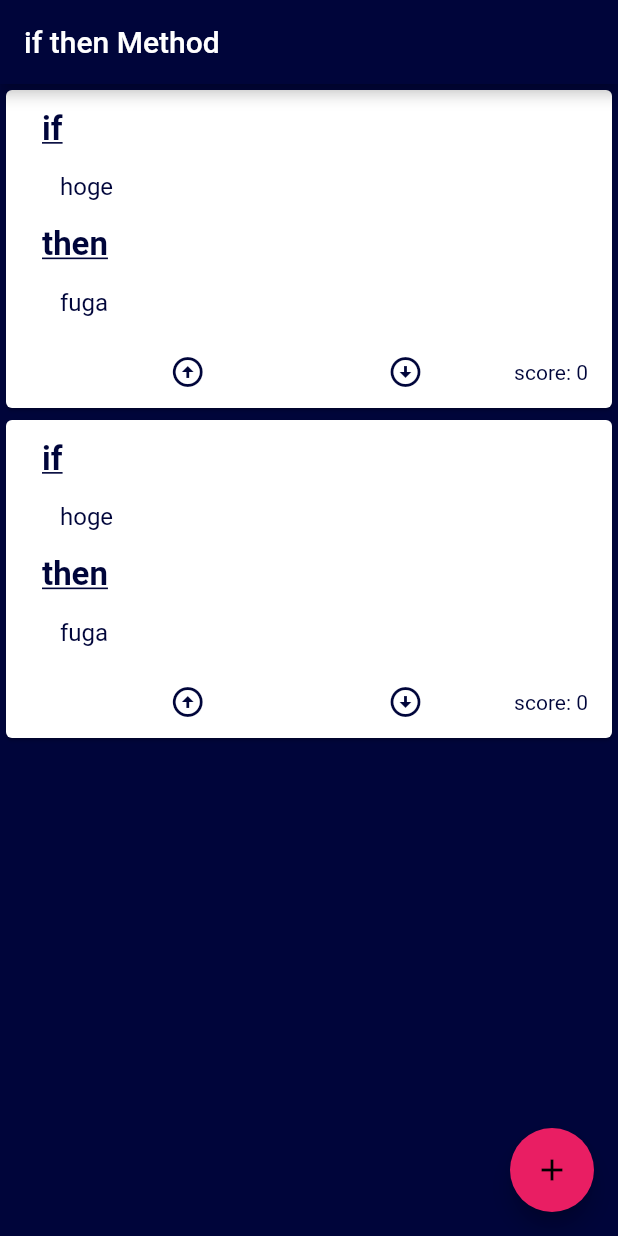
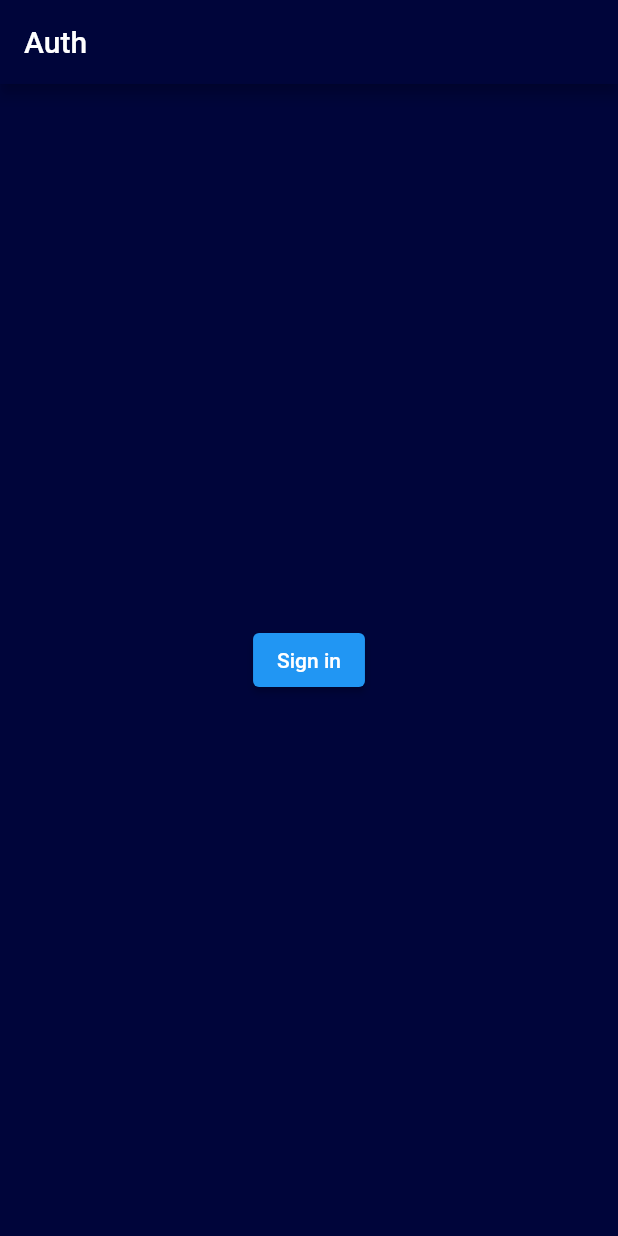
Before and after one commit to kuri-Maron/if_then_method, a Flutter app: the screen it shows after launch, on a phone screen of 412 x 824 dp. Run offline on Flutter 3.47's test engine with Material 2 defaults, Android fonts, the phone set to English and light mode, and no system bars; our stand-ins replace firebase_auth, firebase_core, google_sign_in; accounts and stored records are empty.

```diff
--- /dev/null
+++ b/lib/auth_page.dart
@@ -0,0 +1,40 @@
+// import 'dart:html';
+
+import 'package:firebase_auth/firebase_auth.dart';
+import 'package:flutter/material.dart';
+import 'package:google_sign_in/google_sign_in.dart';
+
+class AuthPage extends StatelessWidget {
+  Future<UserCredential> signInWithGoogle() async {
+    // Trigger the authentication flow
+    final GoogleSignInAccount googleUser = await GoogleSignIn().signIn();
+
+    // Obtain the auth details from the request
+    final GoogleSignInAuthentication googleAuth =
+        await googleUser.authentication;
+
+    // Create a new credential
+    final GoogleAuthCredential credential = GoogleAuthProvider.credential(
+      accessToken: googleAuth.accessToken,
+      idToken: googleAuth.idToken,
+    );
+
+    // Once signed in, return the UserCredential
+    return await FirebaseAuth.instance.signInWithCredential(credential);
+  }
+
+  @override
+  Widget build(BuildContext context) {
+    return Scaffold(
+      appBar: AppBar(
+        title: Text('Auth'),
+      ),
+      body: Center(
+        child: ElevatedButton(
+          child: Text('Sign in'),
+          onPressed: signInWithGoogle,
+        ),
+      ),
+    );
+  }
+}
--- a/lib/main.dart
+++ b/lib/main.dart
@@ -1,16 +1,23 @@
 // import 'dart:html';
 
+import 'package:firebase_auth/firebase_auth.dart';
+import 'package:firebase_core/firebase_core.dart';
 import 'package:flutter/material.dart';
+import 'package:if_then_method/auth_page.dart';
 import 'package:if_then_method/create_item_page.dart';
 import 'package:if_then_method/if_then_data.dart';
 
 import 'if_then_card.dart';
 
-void main() {
+Future<void> main() async {
+  WidgetsFlutterBinding.ensureInitialized();
+  await Firebase.initializeApp();
   runApp(MyApp());
 }
 
 class MyApp extends StatelessWidget {
+  final FirebaseAuth auth = FirebaseAuth.instance;
+
   @override
   Widget build(BuildContext context) {
     return MaterialApp(
@@ -46,9 +53,18 @@ class MyApp extends StatelessWidget {
           displayColor: const Color(0xff00053A),
         ),
       ),
-      home: MyHomePage(
-        title: 'if then Method',
-      ),
+      home: StreamBuilder<User>(
+          stream: FirebaseAuth.instance.authStateChanges(),
+          builder: (BuildContext context, AsyncSnapshot<User> snapshot) {
+            if (snapshot.hasData) {
+              return MyHomePage(title: 'if then Method');
+            } else {
+              // return Container(child: LinearProgressIndicator());
+              // return Container(child: CircularProgressIndicator());
+              return AuthPage();
+              // return MyHomePage(title: 'if then Method');
+            }
+          }),
     );
   }
 }
--- a/pubspec.yaml
+++ b/pubspec.yaml
@@ -3,7 +3,7 @@ description: シンプルなif thenアプリ。flutterのポートフォリオ
 
 # The following line prevents the package from being accidentally published to
 # pub.dev using `pub publish`. This is preferred for private packages.
-publish_to: 'none' # Remove this line if you wish to publish to pub.dev
+publish_to: "none" # Remove this line if you wish to publish to pub.dev
 
 # The following defines the version and build number for your application.
 # A version number is three numbers separated by dots, like 1.2.43
@@ -24,10 +24,11 @@ dependencies:
   flutter:
     sdk: flutter
 
-  firebase_core:  ^0.5.3
+  firebase_core: ^0.5.3
   firebase_analytics: ^5.0.2
   cloud_firestore: ^0.14.4
   firebase_auth: ^0.18.4+1
+  google_sign_in: ^4.5.6
 
   # The following adds the Cupertino Icons font to your application.
   # Use with the CupertinoIcons class for iOS style icons.
@@ -42,7 +43,6 @@ dev_dependencies:
 
 # The following section is specific to Flutter.
 flutter:
-
   # The following line ensures that the Material Icons font is
   # included with your application, so that you can use the icons in
   # the material Icons class.
```
Also changed, not shown: pubspec.lock, 1 other file.
